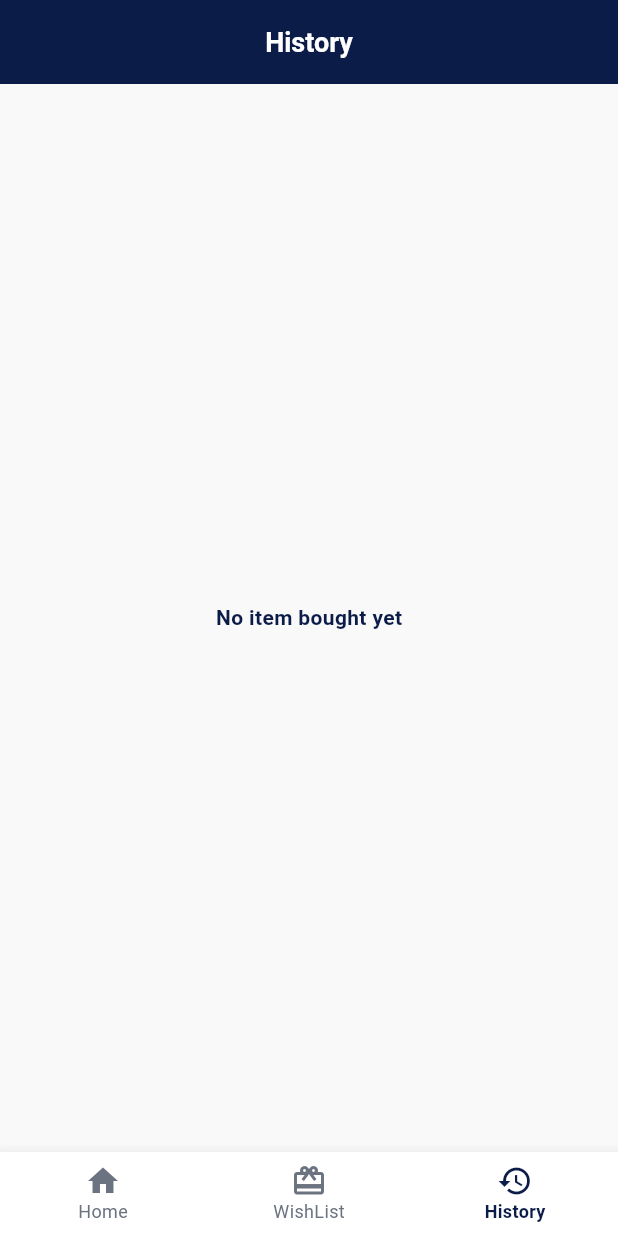
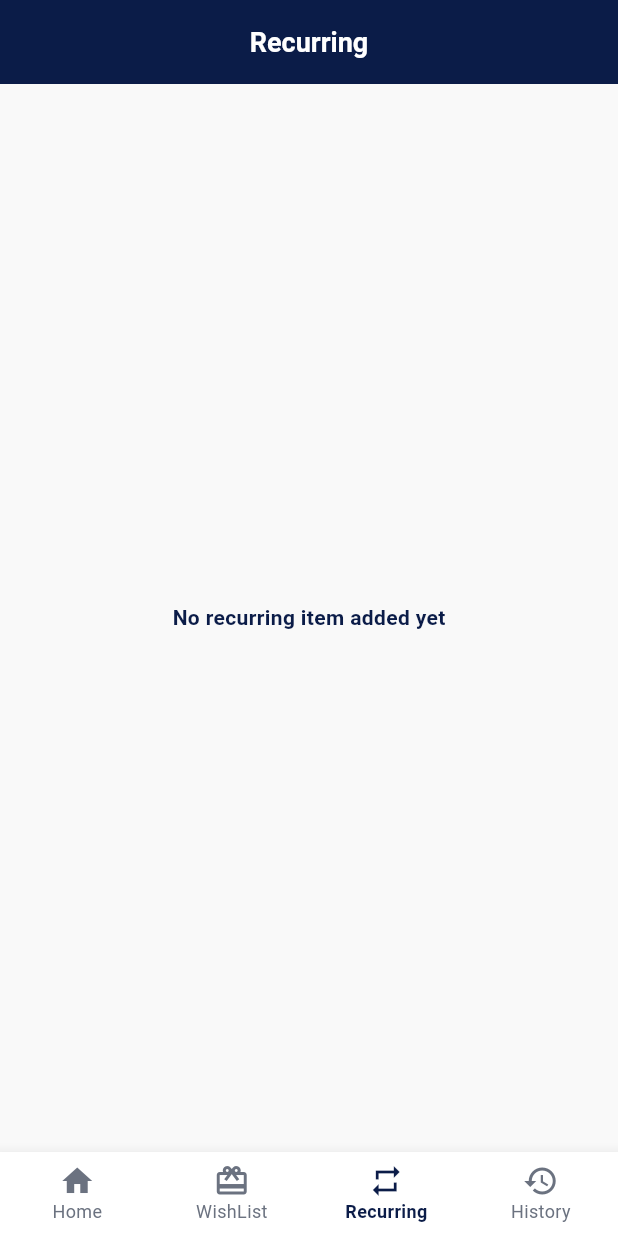
Before and after one commit to Abdulazeezno1/organizer, a Flutter app: the screen it shows after launch, item 3 of the bottom bar chosen, on a phone screen of 412 x 824 dp. Run offline on Flutter 3.47's test engine with Material 3 defaults, Android fonts, the light colour scheme and no system bars; our stand-ins replace flutter_riverpod.

Commit message:
Trying to use only one scaffold

```diff
--- a/lib/screens/bottom_nav.dart
+++ b/lib/screens/bottom_nav.dart
@@ -1,6 +1,7 @@
 import 'package:flutter/material.dart';
 import 'package:salaryplan/screens/history_screen.dart';
 import 'package:salaryplan/screens/home_page.dart';
+import 'package:salaryplan/screens/recurring_screen.dart';
 import 'package:salaryplan/screens/wishlist_screen.dart';
 
 class BottomNav extends StatefulWidget {
@@ -13,7 +14,18 @@ class BottomNav extends StatefulWidget {
 class _BottomNavState extends State<BottomNav> {
   int selectedIndex = 0;
 
-  final List<Widget> pages = [HomePage(), WishlistScreen(), HistoryScreen()];
+  final List<Widget> pages = const [
+    HomePage(),
+    WishlistScreen(),
+    RecurringScreen(),
+    HistoryScreen(),
+  ];
+  String _getTitle() {
+    if (selectedIndex == 0) return "Home";
+    if (selectedIndex == 1) return "Wishlist";
+    if (selectedIndex == 2) return "Recurring";
+    return "History";
+  }
 
   void onTapped(int index) {
     setState(() {
@@ -24,6 +36,7 @@ class _BottomNavState extends State<BottomNav> {
   @override
   Widget build(BuildContext context) {
     return Scaffold(
+      appBar: AppBar(title: Text(_getTitle()), centerTitle: true),
       body: pages[selectedIndex],
 
       bottomNavigationBar: BottomNavigationBar(
@@ -35,6 +48,7 @@ class _BottomNavState extends State<BottomNav> {
             icon: Icon(Icons.card_giftcard),
             label: "WishList",
           ),
+          BottomNavigationBarItem(icon: Icon(Icons.repeat), label: "Recurring"),
           BottomNavigationBarItem(icon: Icon(Icons.history), label: "History"),
         ],
       ),
--- a/lib/screens/history_screen.dart
+++ b/lib/screens/history_screen.dart
@@ -11,20 +11,15 @@ class HistoryScreen extends ConsumerWidget {
     final historyNotifier = ref.read(historyProvider.notifier);
 
     if (historyItems.isEmpty) {
-      return Scaffold(
-        appBar: AppBar(title: Text("History"), centerTitle: true),
-        body: Center(
+      return const Center(
         child: Text(
           "No item bought yet",
           style: TextStyle(fontWeight: FontWeight.bold),
         ),
-        ),
       );
     }
 
-    return Scaffold(
-      appBar: AppBar(title: const Text("History"), centerTitle: true),
-      body: ListView.builder(
+    return ListView.builder(
       padding: const EdgeInsets.all(12),
       itemCount: historyItems.length,
       itemBuilder: (context, index) {
@@ -49,7 +44,6 @@ class HistoryScreen extends ConsumerWidget {
           ),
         );
       },
-      ),
     );
   }
 }
--- a/lib/screens/home_page.dart
+++ b/lib/screens/home_page.dart
@@ -17,7 +17,6 @@ class HomePage extends ConsumerWidget {
 
     if (salaries.isEmpty) {
       return Scaffold(
-        appBar: AppBar(title: const Text("SalaryPlan"), centerTitle: true),
         body: const Center(
           child: Text(
             "Add your salary to see recommendations",
--- /dev/null
+++ b/lib/screens/recurring_screen.dart
@@ -0,0 +1,27 @@
+import 'package:flutter/material.dart';
+import 'package:flutter_riverpod/flutter_riverpod.dart';
+import 'package:salaryplan/class/recurring_expense.dart';
+import 'package:salaryplan/widget/recurring_wishlist_listview.dart';
+
+class RecurringScreen extends ConsumerWidget {
+  const RecurringScreen({super.key});
+
+  @override
+  Widget build(BuildContext context, WidgetRef ref) {
+    final recurringItems = ref.watch(recurringItemProvider);
+
+    if (recurringItems.isEmpty) {
+      return const Center(
+        child: Text(
+          "No recurring item added yet",
+          style: TextStyle(fontWeight: FontWeight.bold),
+        ),
+      );
+    }
+
+    return ListView(
+      padding: EdgeInsets.only(left: 12, right: 12, top: 12, bottom: 110),
+      children: [RecurringWishlistListview()],
+    );
+  }
+}
--- a/lib/screens/wishlist_screen.dart
+++ b/lib/screens/wishlist_screen.dart
@@ -37,8 +37,6 @@ class _WishlistScreenState extends ConsumerState<WishlistScreen> {
     final totalAmount = totalWishlist + totalRecurring;
 
     return Scaffold(
-      appBar: AppBar(title: const Text("SalaryPlan"), centerTitle: true),
-
       body: isEmpty
           ? const Center(
               child: Text(
```
Lines whose indentation alone changed are shown as unchanged.
